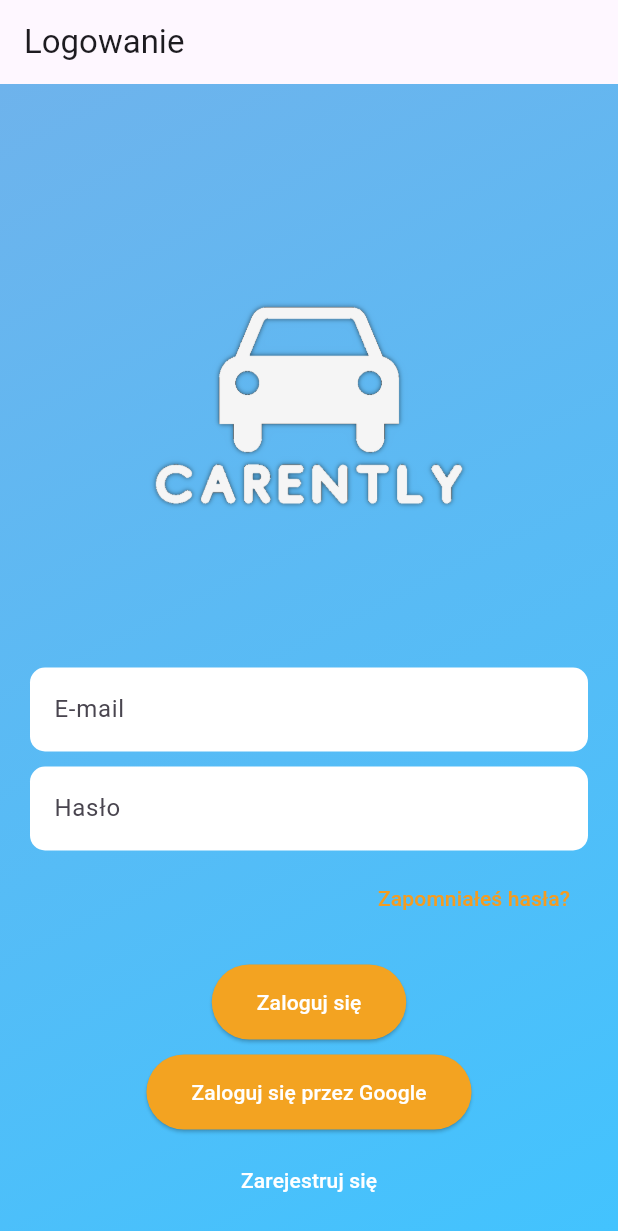
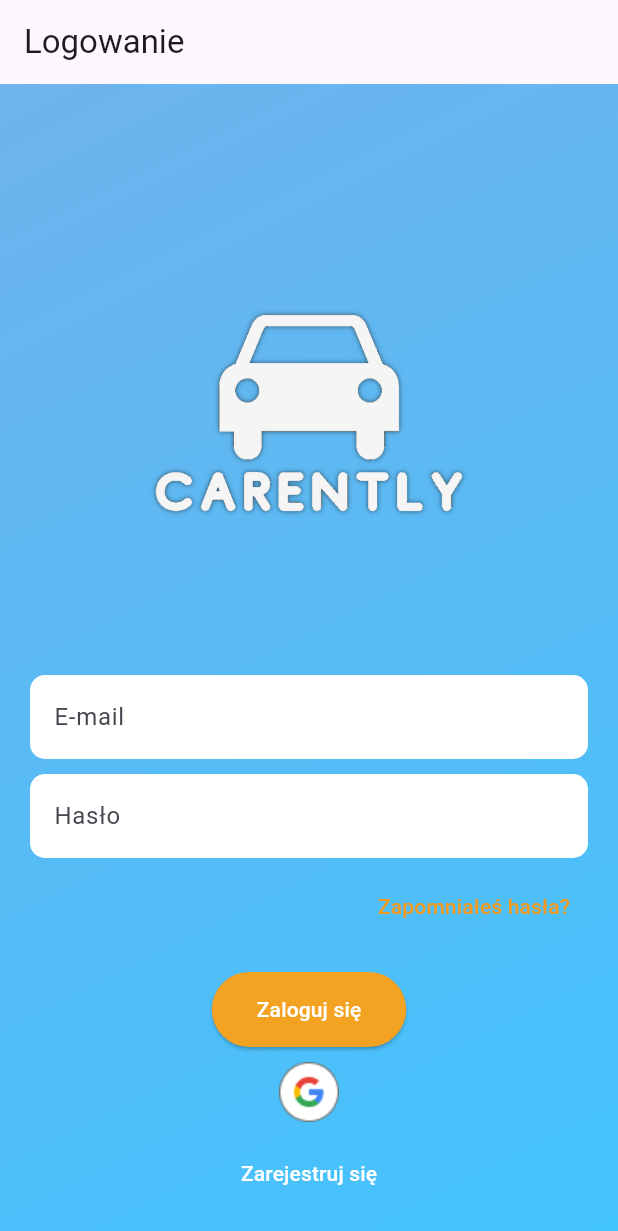
Before and after one commit to JakubKolodziej21/carrently, a Flutter app: the screen it shows after launch, on a phone screen of 412 x 824 dp. Shown: the top 1231 px of the screen. Run offline on Flutter 3.47's test engine with Material 3 defaults, Android fonts, the phone set to English and light mode, and no system bars; our stand-ins replace cloud_firestore, firebase_auth, firebase_core, firebase_storage, google_fonts, google_sign_in and 1 more; accounts and stored records are empty.

Commit message:
GoogleButtonLogo

```diff
--- a/lib/pages/login_register_page.dart
+++ b/lib/pages/login_register_page.dart
@@ -210,17 +210,11 @@ class _LoginPageState extends State<LoginPage> {
   }
 
   Widget _googleSignInButton() {
-    return ElevatedButton(
-      onPressed: signInWithGoogle,
-      style: ElevatedButton.styleFrom(
-        foregroundColor: Colors.white,
-        backgroundColor: const Color.fromARGB(255, 243, 163, 33),
-        padding: const EdgeInsets.symmetric(vertical: 15, horizontal: 30),
-        shape: RoundedRectangleBorder(
-          borderRadius: BorderRadius.circular(30),
-        ),
+    return GestureDetector(
+      onTap: signInWithGoogle,
+         child: Image.asset(
+        'assets/images/google_login_button.png'
       ),
-      child: const Text('Zaloguj się przez Google'),
     );
   }
 
```
Also changed, not shown: assets/images/google_login_button.png (added).
